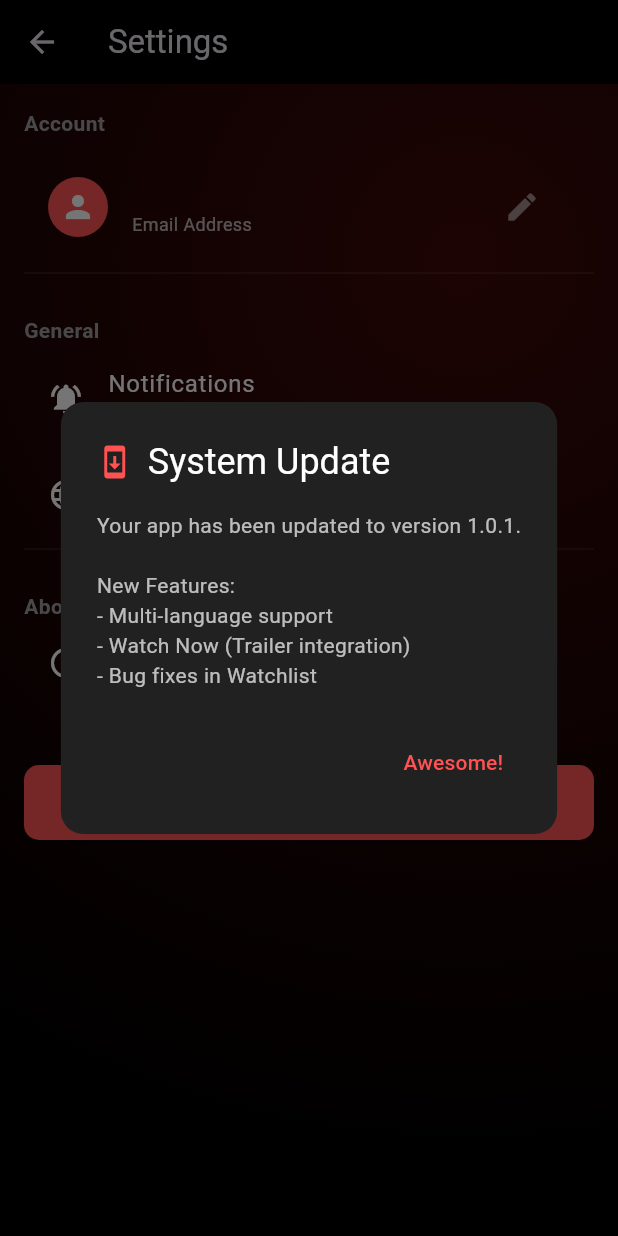
After one commit to akram-sa104/Watchlix, a Flutter app: the SettingScreen screen opened by its route, after a tap on "Notifications", on a phone screen of 412 x 824 dp. The commit adds this screen. Run offline on Flutter 3.47's test engine with Material 3 defaults, Android fonts, the phone set to English and light mode, and no system bars; our stand-ins replace carousel_slider, flutter_riverpod, shimmer, supabase_flutter; accounts and stored records are empty; network calls fail.

Commit message:
up version 1.0.1

```diff
--- a/lib/main.dart
+++ b/lib/main.dart
@@ -2,6 +2,7 @@ import 'package:flutter/material.dart';
 import 'package:flutter_riverpod/flutter_riverpod.dart';
 import 'package:supabase_flutter/supabase_flutter.dart';
 import 'package:watchlix/screens/genre_movies_screen.dart';
+import 'package:watchlix/screens/setting_screen.dart';
 import 'package:watchlix/screens/splash_screen.dart';
 import 'screens/home_screen.dart';
 import 'screens/watchlist_screen.dart';
@@ -41,6 +42,7 @@ class WatchlixApp extends StatelessWidget {
         '/home': (context) => HomeScreen(),
         '/watchlist': (context) => WatchlistScreen(),
         '/genre': (context) => GenreScreen(),
+        '/setting': (context) => const SettingScreen(),
         '/genre_movies': (context) => GenreMoviesScreen(),
       },
     );
--- a/lib/providers/movie_provider.dart
+++ b/lib/providers/movie_provider.dart
@@ -8,68 +8,96 @@ import '../models/movie.dart';
 final supabaseClient = Provider((ref) => Supabase.instance.client);
 
 final moviesProvider = FutureProvider<List<Movie>>((ref) async {
+  final lang = ref.watch(languageProvider); // Monitor perubahan bahasa
   const apiKey = 'bb4d1dda0f0dc37411d1bab67b07771d';
-  const url = 'https://api.themoviedb.org/3/movie/popular?api_key=$apiKey';
+  final url = 'https://api.themoviedb.org/3/movie/popular?api_key=$apiKey&language=$lang';
   final response = await http.get(Uri.parse(url));
   if (response.statusCode == 200) {
     final data = json.decode(response.body);
     return (data['results'] as List).map((e) => Movie.fromJson(e)).toList();
-  } else {
-    throw Exception('Failed to load movies');
-  }
+  } else { throw Exception('Failed to load movies'); }
 });
 
 final topRatedProvider = FutureProvider<List<Movie>>((ref) async {
+  final lang = ref.watch(languageProvider);
   const apiKey = 'bb4d1dda0f0dc37411d1bab67b07771d';
-  const url = 'https://api.themoviedb.org/3/movie/top_rated?api_key=$apiKey';
+  final url = 'https://api.themoviedb.org/3/movie/top_rated?api_key=$apiKey&language=$lang';
   final response = await http.get(Uri.parse(url));
   if (response.statusCode == 200) {
     final data = json.decode(response.body);
     return (data['results'] as List).map((e) => Movie.fromJson(e)).toList();
-  } else {
-    throw Exception('Failed to load top rated');
-  }
+  } else { throw Exception('Failed to load top rated'); }
 });
 
 final upcomingProvider = FutureProvider<List<Movie>>((ref) async {
+  final lang = ref.watch(languageProvider);
   const apiKey = 'bb4d1dda0f0dc37411d1bab67b07771d';
-  const url = 'https://api.themoviedb.org/3/movie/upcoming?api_key=$apiKey';
+  final url = 'https://api.themoviedb.org/3/movie/upcoming?api_key=$apiKey&language=$lang';
   final response = await http.get(Uri.parse(url));
   if (response.statusCode == 200) {
     final data = json.decode(response.body);
     return (data['results'] as List).map((e) => Movie.fromJson(e)).toList();
-  } else {
-    throw Exception('Failed to load upcoming');
-  }
+  } else { throw Exception('Failed to load upcoming'); }
 });
 
 final nowPlayingProvider = FutureProvider<List<Movie>>((ref) async {
+  final lang = ref.watch(languageProvider);
   const apiKey = 'bb4d1dda0f0dc37411d1bab67b07771d';
-  const url = 'https://api.themoviedb.org/3/movie/now_playing?api_key=$apiKey';
+  final url = 'https://api.themoviedb.org/3/movie/now_playing?api_key=$apiKey&language=$lang';
   final response = await http.get(Uri.parse(url));
   if (response.statusCode == 200) {
     final data = json.decode(response.body);
     return (data['results'] as List).map((e) => Movie.fromJson(e)).toList();
-  } else {
-    throw Exception('Failed to load now playing');
-  }
+  } else { throw Exception('Failed to load now playing'); }
 });
 
 final moviesByGenreProvider = FutureProvider.family<List<Movie>, int>((ref, genreId) async {
+  final lang = ref.watch(languageProvider);
   const apiKey = 'bb4d1dda0f0dc37411d1bab67b07771d';
-  final url = 'https://api.themoviedb.org/3/discover/movie?api_key=$apiKey&with_genres=$genreId';
+  final url = 'https://api.themoviedb.org/3/discover/movie?api_key=$apiKey&with_genres=$genreId&language=$lang';
   final response = await http.get(Uri.parse(url));
   if (response.statusCode == 200) {
     final data = json.decode(response.body);
     return (data['results'] as List).map((e) => Movie.fromJson(e)).toList();
-  } else {
-    throw Exception('Failed to load movies for genre');
-  }
+  } else { throw Exception('Failed to load movies for genre'); }
 });
 
 final searchProvider = StateNotifierProvider<SearchNotifier, List<Movie>>((ref) {
   return SearchNotifier();
 });
+
+// Provider untuk status bahasa (default: English)
+final languageProvider = StateProvider<String>((ref) => 'en-US');
+
+// Helper untuk menerjemahkan teks sederhana
+class AppLocalizations {
+  static Map<String, Map<String, String>> values = {
+    'en-US': {
+      'setting': 'Settings',
+      'account': 'Account',
+      'general': 'General',
+      'language': 'Language',
+      'logout': 'Logout',
+      'watch_now': 'Watch Now',
+      'about': 'About',
+      'app version': 'App Version',
+    },
+    'id-ID': {
+      'setting': 'Pengaturan',
+      'account': 'Akun',
+      'general': 'Umum',
+      'language': 'Bahasa',
+      'logout': 'Keluar',
+      'watch_now': 'Tonton Sekarang',
+      'about': 'Tentang',
+      'app version': 'Versi Aplikasi',
+    },
+  };
+
+  static String translate(String key, String lang) {
+    return values[lang]?[key] ?? key;
+  }
+}
 
 class SearchNotifier extends StateNotifier<List<Movie>> {
   SearchNotifier() : super([]);
--- a/lib/screens/home_screen.dart
+++ b/lib/screens/home_screen.dart
@@ -111,6 +111,10 @@ class _HomeScreenState extends ConsumerState<HomeScreen> {
                 onPressed: () => Navigator.pushNamed(context, '/genre'),
                 icon: const Icon(Icons.grid_view_rounded, color: Colors.white, size: 28),
               ),
+              IconButton(
+                onPressed: () => Navigator.pushNamed(context, '/setting'),
+                icon: const Icon(Icons.settings, color: Colors.white, size: 28),
+              ),
             ],
           ),
         ],
--- /dev/null
+++ b/lib/screens/setting_screen.dart
@@ -0,0 +1,184 @@
+import 'package:flutter/material.dart';
+import 'package:flutter_riverpod/flutter_riverpod.dart';
+import 'package:supabase_flutter/supabase_flutter.dart';
+import '../providers/movie_provider.dart';
+
+class SettingScreen extends ConsumerWidget {
+  const SettingScreen({super.key});
+
+  @override
+  Widget build(BuildContext context, WidgetRef ref) {
+    final user = Supabase.instance.client.auth.currentUser;
+    final currentLang = ref.watch(languageProvider);
+
+    return Scaffold(
+      appBar: AppBar(
+        title: Text(AppLocalizations.translate('setting', currentLang)),
+        backgroundColor: Colors.black,
+        elevation: 0,
+      ),
+      body: Container(
+        decoration: const BoxDecoration(
+          gradient: RadialGradient(
+            center: Alignment(0.5, -0.7),
+            radius: 1.5,
+            colors: [Color(0xFF3D0808), Colors.black],
+          ),
+        ),
+        child: ListView(
+          padding: const EdgeInsets.all(16),
+          children: [
+            // --- SEKSI AKUN ---
+            Text(AppLocalizations.translate('account', currentLang),
+                style: const TextStyle(color: Colors.grey, fontWeight: FontWeight.bold)),
+            const SizedBox(height: 10),
+            ListTile(
+              leading: const CircleAvatar(
+                  backgroundColor: Colors.redAccent,
+                  child: Icon(Icons.person, color: Colors.white)),
+              title: Text(user?.email ?? "User",
+                  style: const TextStyle(color: Colors.white)),
+              subtitle: const Text("Email Address",
+                  style: TextStyle(color: Colors.white70, fontSize: 12)),
+              trailing: IconButton(
+                icon: const Icon(Icons.edit, color: Colors.white54),
+                onPressed: () => _showEditProfileDialog(context, user),
+              ),
+            ),
+            const Divider(color: Colors.white10),
+
+            // --- SEKSI UMUM ---
+            const SizedBox(height: 20),
+            Text(AppLocalizations.translate('general', currentLang),
+                style: const TextStyle(color: Colors.grey, fontWeight: FontWeight.bold)),
+
+            // FITUR NOTIFIKASI
+            ListTile(
+              leading: const Icon(Icons.notifications_active, color: Colors.white),
+              title: const Text("Notifications", style: TextStyle(color: Colors.white)),
+              subtitle: const Text("Check for app updates", style: TextStyle(color: Colors.white54, fontSize: 12)),
+              onTap: () {
+                _showUpdateNotification(context);
+              },
+            ),
+
+            // FITUR BAHASA
+            ListTile(
+              leading: const Icon(Icons.language, color: Colors.white),
+              title: Text(AppLocalizations.translate('language', currentLang),
+                  style: const TextStyle(color: Colors.white)),
+              trailing: DropdownButton<String>(
+                value: currentLang,
+                dropdownColor: Colors.grey[900],
+                style: const TextStyle(color: Colors.white),
+                underline: const SizedBox(),
+                items: const [
+                  DropdownMenuItem(value: 'en-US', child: Text("English")),
+                  DropdownMenuItem(value: 'id-ID', child: Text("Indonesia")),
+                ],
+                onChanged: (val) {
+                  if (val != null) ref.read(languageProvider.notifier).state = val;
+                },
+              ),
+            ),
+            const Divider(color: Colors.white10),
+
+            // --- SEKSI INFO ---
+            const SizedBox(height: 20),
+            const Text("About", style: TextStyle(color: Colors.grey, fontWeight: FontWeight.bold)),
+            const ListTile(
+              leading: Icon(Icons.info_outline, color: Colors.white),
+              title: Text("App Version", style: TextStyle(color: Colors.white)),
+              trailing: Text("1.0.1", // Versi sudah diupdate ke 1.0.1
+                  style: TextStyle(color: Colors.redAccent, fontWeight: FontWeight.bold)),
+            ),
+
+            // --- TOMBOL LOGOUT ---
+            const SizedBox(height: 40),
+            ElevatedButton(
+              style: ElevatedButton.styleFrom(
+                backgroundColor: Colors.redAccent,
+                minimumSize: const Size(double.infinity, 50),
+                shape: RoundedRectangleBorder(borderRadius: BorderRadius.circular(10)),
+              ),
+              onPressed: () async {
+                await Supabase.instance.client.auth.signOut();
+                if (context.mounted) Navigator.pushReplacementNamed(context, '/login');
+              },
+              child: Text(AppLocalizations.translate('logout', currentLang),
+                  style: const TextStyle(fontWeight: FontWeight.bold, fontSize: 16)),
+            ),
+          ],
+        ),
+      ),
+    );
+  }
+
+  // Fungsi Simulasi Notifikasi Update
+  void _showUpdateNotification(BuildContext context) {
+    showDialog(
+      context: context,
+      builder: (context) => AlertDialog(
+        backgroundColor: Colors.grey[900],
+        shape: RoundedRectangleBorder(borderRadius: BorderRadius.circular(15)),
+        title: const Row(
+          children: [
+            Icon(Icons.system_update, color: Colors.redAccent),
+            SizedBox(width: 10),
+            Text("System Update", style: TextStyle(color: Colors.white)),
+          ],
+        ),
+        content: const Text(
+          "Your app has been updated to version 1.0.1.\n\nNew Features:\n- Multi-language support\n- Watch Now (Trailer integration)\n- Bug fixes in Watchlist",
+          style: TextStyle(color: Colors.white70),
+        ),
+        actions: [
+          TextButton(
+            onPressed: () => Navigator.pop(context),
+            child: const Text("Awesome!", style: TextStyle(color: Colors.redAccent)),
+          ),
+        ],
+      ),
+    );
+  }
+
+  // Fungsi Edit Profile
+  void _showEditProfileDialog(BuildContext context, User? user) {
+    final controller = TextEditingController(text: user?.email);
+    showDialog(
+      context: context,
+      builder: (context) => AlertDialog(
+        backgroundColor: Colors.grey[900],
+        title: const Text("Update Profile", style: TextStyle(color: Colors.white)),
+        content: TextField(
+          controller: controller,
+          style: const TextStyle(color: Colors.white),
+          decoration: const InputDecoration(
+            labelText: "New Email/Username",
+            labelStyle: TextStyle(color: Colors.white70),
+            enabledBorder: UnderlineInputBorder(borderSide: BorderSide(color: Colors.redAccent)),
+          ),
+        ),
+        actions: [
+          TextButton(onPressed: () => Navigator.pop(context), child: const Text("Cancel")),
+          ElevatedButton(
+            style: ElevatedButton.styleFrom(backgroundColor: Colors.redAccent),
+            onPressed: () async {
+              try {
+                await Supabase.instance.client.auth.updateUser(
+                  UserAttributes(email: controller.text),
+                );
+                Navigator.pop(context);
+                ScaffoldMessenger.of(context).showSnackBar(
+                    const SnackBar(content: Text("Profile Updated! Check email to confirm.")));
+              } catch (e) {
+                print(e);
+              }
+            },
+            child: const Text("Save"),
+          ),
+        ],
+      ),
+    );
+  }
+}
--- a/pubspec.yaml
+++ b/pubspec.yaml
@@ -44,6 +44,7 @@ dependencies:
   cached_network_image: ^3.3.0
   flutter_secure_storage: ^9.0.0
   shimmer: ^3.0.0
+  url_launcher: ^6.3.0
 
 dev_dependencies:
   flutter_test:
```
Also changed, not shown: lib/models/movie.dart (+6 -4 lines), lib/screens/movie_detail_screen.dart (+70 -28 lines), pubspec.lock.
